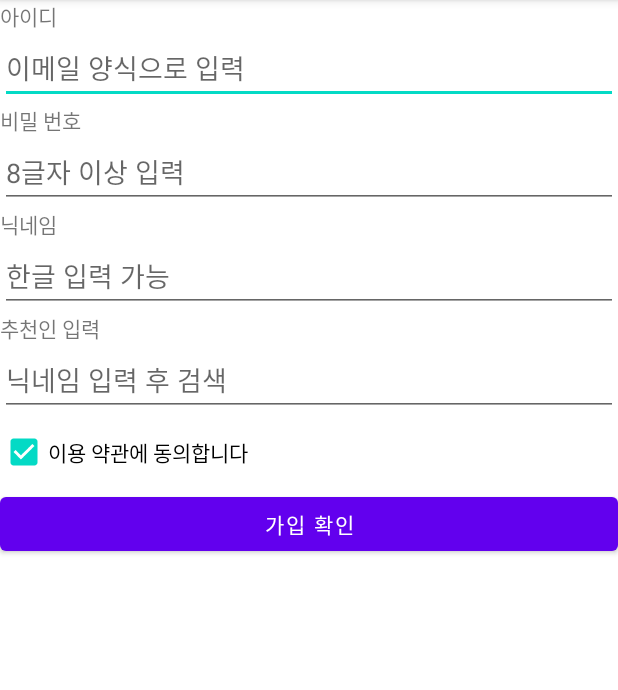
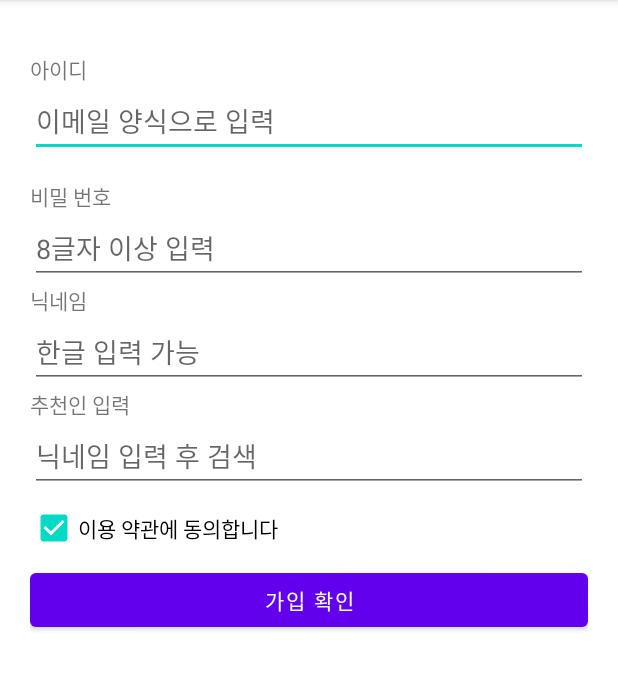
Before and after one commit to rlausw1/UIproject2, an Android app: the screen it shows after launch (MainActivity), on a phone screen of 412 x 824 dp, the part 84-774 px from its top. Run offline under Robolectric (Android 15) with nearby library versions, the phone set to English and light mode, and no system bars.

Commit message:
마진과 패딩값

```diff
--- a/app/src/main/res/layout/activity_main.xml
+++ b/app/src/main/res/layout/activity_main.xml
@@ -6,11 +6,15 @@
     android:layout_width="match_parent"
     android:layout_height="match_parent"
     android:orientation="vertical"
+    android:padding="20dp"
     tools:context=".MainActivity">
+
+
 
     <TextView
         android:layout_width="wrap_content"
         android:layout_height="wrap_content"
+        android:layout_marginTop="15dp"
         android:text="아이디" />
 
     <EditText
@@ -23,6 +27,7 @@
     <TextView
         android:layout_width="wrap_content"
         android:layout_height="wrap_content"
+        android:layout_marginTop="15dp"
         android:text="비밀 번호" />
 
     <EditText
@@ -89,4 +94,6 @@
 
 
 
+
+
 </LinearLayout>
```
